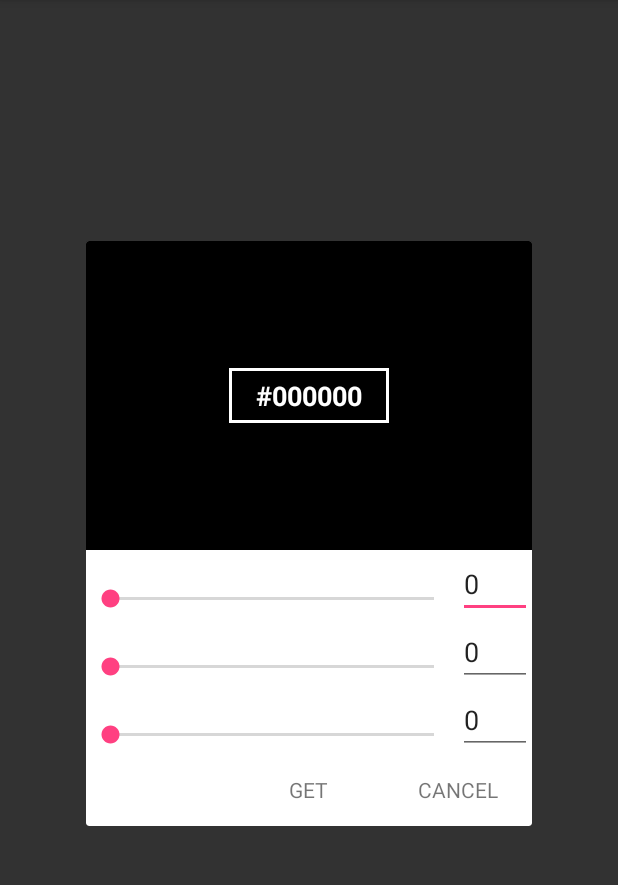
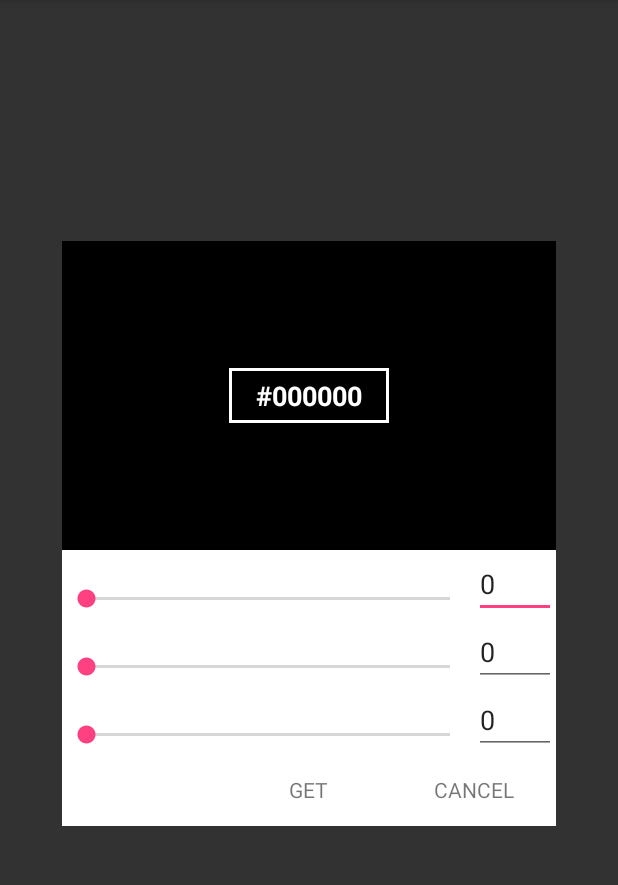
Before and after one commit to xxosy/ColorPickerDialog, an Android app: the screen it shows after launch (MainActivity), after a tap on "Show ColorPicker", on a phone screen of 412 x 824 dp, the part 84-969 px from its top. Run offline under Robolectric (Android 15) with nearby library versions, the phone set to English and light mode, and no system bars.

Commit message:
no title background custom setting

```diff
--- a/app/src/main/java/com/testapplication/MainActivity.java
+++ b/app/src/main/java/com/testapplication/MainActivity.java
@@ -1,5 +1,6 @@
 package com.testapplication;
 
+import android.graphics.Color;
 import android.os.Bundle;
 import android.support.v7.app.AppCompatActivity;
 import android.view.View;
@@ -27,7 +28,7 @@ public class MainActivity extends AppCompatActivity {
         .positiveButtonClickListener(new OnPositiveButtonClickListener() {
           @Override
           public void onClick(View view) {
-
+            background.setBackgroundColor(Color.parseColor(dialog.getColor()));
           }
         })
         .build();
--- a/build.gradle
+++ b/build.gradle
@@ -5,7 +5,7 @@ buildscript {
         jcenter()
     }
     dependencies {
-        classpath 'com.android.tools.build:gradle:2.2.1'
+        classpath 'com.android.tools.build:gradle:2.2.2'
         classpath 'com.novoda:bintray-release:0.3.4'
         classpath 'me.tatarka:gradle-retrolambda:3.2.5'
         // NOTE: Do not place your application dependencies here; they belong
--- a/library/src/main/java/com/library/ColorPickerDialog.java
+++ b/library/src/main/java/com/library/ColorPickerDialog.java
@@ -3,11 +3,13 @@ package com.library;
 import android.app.Dialog;
 import android.content.Context;
 import android.graphics.Color;
+import android.graphics.drawable.ColorDrawable;
 import android.os.Bundle;
 import android.text.Editable;
 import android.text.TextWatcher;
 import android.util.DisplayMetrics;
 import android.view.View;
+import android.view.Window;
 import android.view.WindowManager;
 import android.widget.EditText;
 import android.widget.FrameLayout;
@@ -97,6 +99,7 @@ public class ColorPickerDialog extends Dialog implements SeekBar.OnSeekBarChange
   @Override
   protected void onCreate(Bundle savedInstanceState) {
     super.onCreate(savedInstanceState);
+    requestWindowFeature(Window.FEATURE_NO_TITLE);
     setContentView(R.layout.dialog_color_picker);
     frameColorPicker = (FrameLayout) findViewById(R.id.frame_color_picker);
     frameColorBox = (FrameLayout) findViewById(R.id.frame_color_box);
@@ -223,6 +226,8 @@ public class ColorPickerDialog extends Dialog implements SeekBar.OnSeekBarChange
     int width = dm.widthPixels;
     lpWindow.height = WindowManager.LayoutParams.WRAP_CONTENT;
     lpWindow.width = (int) (width * 0.8);
+
+    getWindow().setBackgroundDrawable(new ColorDrawable(Color.TRANSPARENT));
     getWindow().setAttributes(lpWindow);
 
     frameColorBox.setLayoutParams(new LinearLayout.LayoutParams(LinearLayout.LayoutParams.MATCH_PARENT, (int) (width * 0.5)));
--- a/library/src/main/res/layout/dialog_color_picker.xml
+++ b/library/src/main/res/layout/dialog_color_picker.xml
@@ -1,8 +1,9 @@
 <?xml version="1.0" encoding="utf-8"?>
 <FrameLayout xmlns:android="http://schemas.android.com/apk/res/android"
-    android:layout_width="match_parent"
-    android:layout_height="match_parent"
-    android:id="@+id/frame_color_picker">
+             android:layout_width="match_parent"
+             android:layout_height="match_parent"
+             android:id="@+id/frame_color_picker"
+             android:background="#FFFFFF">
 
     <LinearLayout
         android:orientation="vertical"
```
